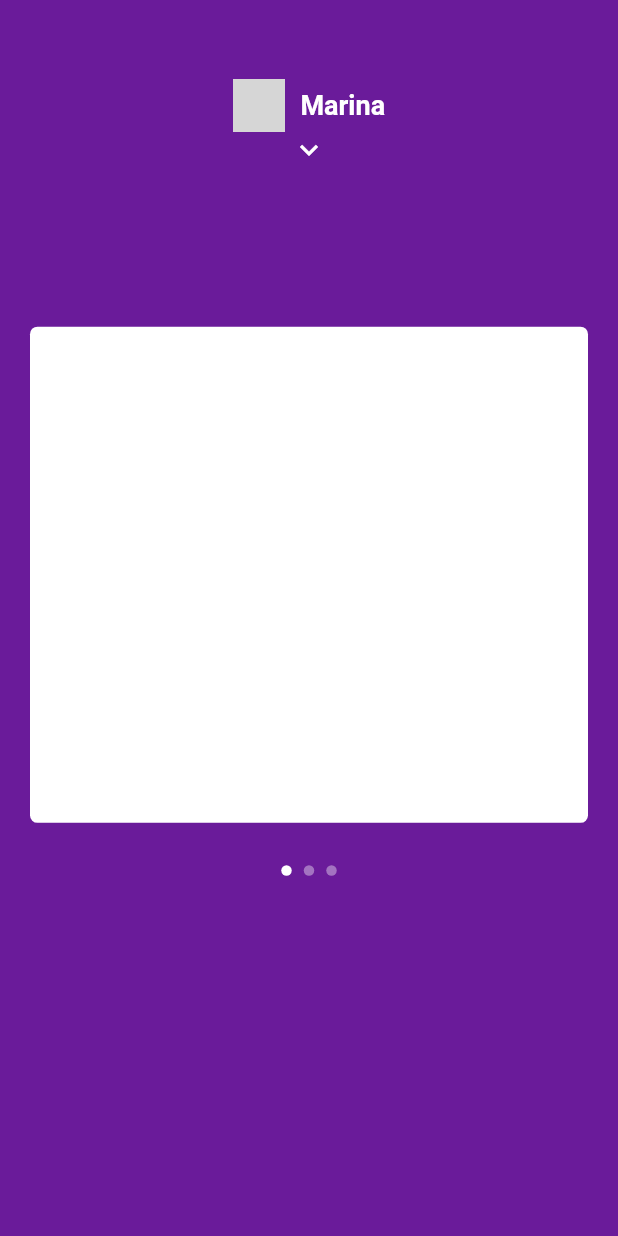
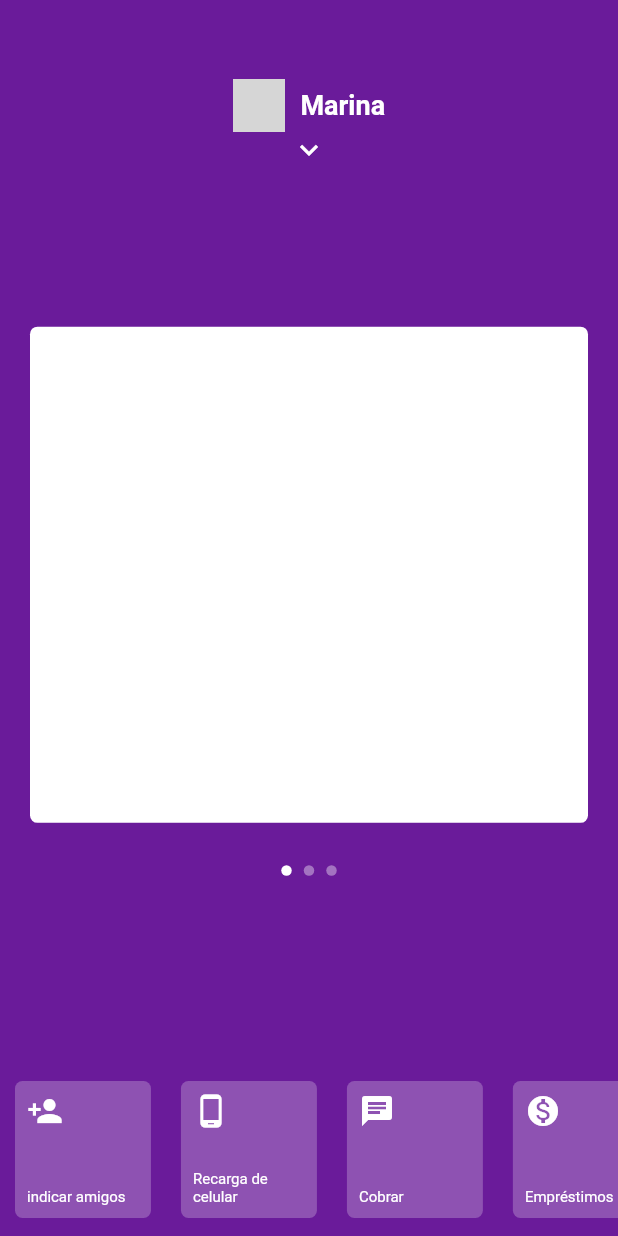
Before and after one commit to marina-santana/nubank-home, a Flutter app: the screen it shows after launch, on a phone screen of 412 x 824 dp. Run offline on Flutter 3.47's test engine with Material 2 defaults, Android fonts, the phone set to English and light mode, and no system bars; network calls fail; grey boxes are pictures that could not be loaded.

Commit message:
feat: criação do menu bottom

```diff
--- a/lib/pages/home/home_page.dart
+++ b/lib/pages/home/home_page.dart
@@ -3,6 +3,7 @@ import 'package:home_nubank/pages/home/widgets/menu_app.dart';
 import 'package:home_nubank/pages/home/widgets/my_app_bar.dart';
 import 'package:home_nubank/pages/home/widgets/page_view_app.dart';
 import 'package:home_nubank/pages/home/widgets/my_dots_app.dart';
+import 'package:home_nubank/pages/home/widgets/bottom_menu.dart';
 
 class HomePage extends StatefulWidget {
   @override
@@ -46,6 +47,9 @@ class _HomePageState extends State<HomePage> {
           ),
           MenuApp(
             top: _screenHeigth * .20,
+            showMenu: _showMenu,
+          ),
+          BottomMenu(
             showMenu: _showMenu,
           ),
           PageViewApp(
--- /dev/null
+++ b/lib/pages/home/widgets/bottom_menu.dart
@@ -0,0 +1,90 @@
+import 'package:flutter/material.dart';
+import 'package:home_nubank/pages/home/widgets/item_menu_bottom.dart';
+
+class BottomMenu extends StatefulWidget {
+  final bool showMenu;
+
+  const BottomMenu({Key key, this.showMenu}) : super(key: key);
+
+  @override
+  _BottomMenuState createState() => _BottomMenuState();
+}
+
+class _BottomMenuState extends State<BottomMenu> {
+  Tween<double> _tween;
+
+  @override
+  void initState() {
+    super.initState();
+    _tween = Tween<double>(begin: 150.0, end: 0.0);
+  }
+  @override
+  Widget build(BuildContext context) {
+    return TweenAnimationBuilder<double>(
+        tween: _tween,
+        duration: Duration(milliseconds: 300),
+        curve: Curves.easeOutExpo,
+        builder: (context, value, child) {
+          return AnimatedPositioned(
+            duration: Duration(milliseconds: 200),
+            bottom: !widget.showMenu
+                ? 0 + MediaQuery.of(context).padding.bottom
+                : 0,
+            left: value,
+            right: value * -1,
+            height: MediaQuery.of(context).size.height * 0.14,
+            child: IgnorePointer(
+              ignoring: widget.showMenu,
+              child: AnimatedOpacity(
+                duration: Duration(milliseconds: 200),
+                opacity: !widget.showMenu ? 1 : 0,
+                child: Container(
+                  child: ListView(
+                    physics: BouncingScrollPhysics(),
+                    scrollDirection: Axis.horizontal,
+                    children: <Widget>[
+                      ItemMenuBottom(
+                        icon: Icons.person_add,
+                        text: 'indicar amigos',
+                      ),
+                      ItemMenuBottom(
+                        icon: Icons.phone_android,
+                        text: 'Recarga de celular',
+                      ),
+                      ItemMenuBottom(
+                        icon: Icons.chat,
+                        text: 'Cobrar',
+                      ),
+                      ItemMenuBottom(
+                        icon: Icons.monetization_on,
+                        text: 'Empréstimos',
+                      ),
+                      ItemMenuBottom(
+                        icon: Icons.move_to_inbox,
+                        text: 'Depositar',
+                      ),
+                      ItemMenuBottom(
+                        icon: Icons.mobile_screen_share,
+                        text: 'Transferir',
+                      ),
+                      ItemMenuBottom(
+                        icon: Icons.format_align_center,
+                        text: 'Ajustar limite',
+                      ),
+                      ItemMenuBottom(
+                        icon: Icons.chrome_reader_mode,
+                        text: 'Pagar',
+                      ),
+                      ItemMenuBottom(
+                        icon: Icons.lock_open,
+                        text: 'Bloquear cartão',
+                      ),
+                    ],
+                  ),
+                ),
+              ),
+            ),
+          );
+        });
+  }
+}
--- /dev/null
+++ b/lib/pages/home/widgets/item_menu_bottom.dart
@@ -0,0 +1,33 @@
+import 'package:flutter/material.dart';
+
+class ItemMenuBottom extends StatelessWidget {
+  final IconData icon;
+  final String text;
+
+  const ItemMenuBottom({Key key, this.icon, this.text}) : super(key: key);
+  @override
+  Widget build(BuildContext context) {
+    return Padding(
+      padding: const EdgeInsets.symmetric(horizontal: 10, vertical: 12),
+      child: Container(
+        child: Padding(
+          padding: const EdgeInsets.all(8.0),
+          child: Column(
+            mainAxisAlignment: MainAxisAlignment.spaceBetween,
+            crossAxisAlignment: CrossAxisAlignment.start,
+            children: <Widget>[
+              Icon(icon),
+              Text(
+                text,
+                style: TextStyle(fontSize: 10),
+              ),
+            ],
+          ),
+        ),
+        width: MediaQuery.of(context).size.width * 0.22,
+        decoration: BoxDecoration(
+            borderRadius: BorderRadius.circular(5), color: Colors.white24),
+      ),
+    );
+  }
+}
--- a/lib/pages/home/widgets/page_view_app.dart
+++ b/lib/pages/home/widgets/page_view_app.dart
@@ -15,7 +15,7 @@ class PageViewApp extends StatelessWidget {
   @override
   Widget build(BuildContext context) {
     return AnimatedPositioned(
-      duration: Duration(milliseconds: 300),
+      duration: Duration(milliseconds: 150),
       curve: Curves.easeOut,
       top: top,
       height: MediaQuery.of(context).size.height * .45,
```
